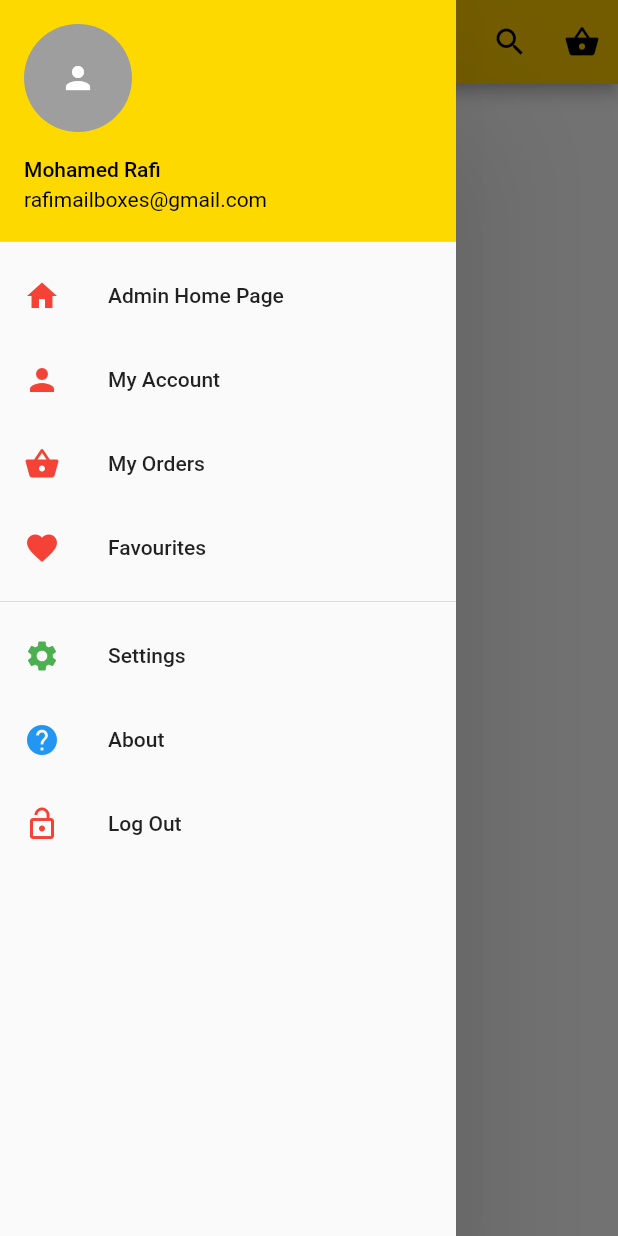
After one commit to Mdsalman/flutterShop01, a Flutter app: the AdminHomePage screen opened directly, with the side drawer open, on a phone screen of 412 x 824 dp. The commit adds this screen. Run offline on Flutter 3.47's test engine with Material 2 defaults, Android fonts, the phone set to English and light mode, and no system bars; our stand-ins replace cloud_firestore, firebase_auth; accounts and stored records are empty.

Commit message:
initial admin page for Role Admin

```diff
--- a/lib/authentication.dart
+++ b/lib/authentication.dart
@@ -27,7 +27,7 @@ class Auth implements BaseAuth {
   Future<String> currentUser () async
   {
     FirebaseUser user = await FirebaseAuth.instance.currentUser();
-    return user.uid;
+      return user.uid;
 
   }
 
--- /dev/null
+++ b/lib/pages/adminhome.dart
@@ -0,0 +1,305 @@
+import 'package:flutter/material.dart';
+//import 'package:layouts_flutter/chat_item_screen.dart';
+//import 'package:layouts_flutter/card_screen.dart';
+//import 'package:layouts_flutter/hotel_card_screen.dart';
+//import 'card_item.dart';
+import 'cart.dart';
+//import 'package:eShop/components/horizontal_listview.dart';
+import 'login_page.dart';
+import 'package:eShop/components/Item.dart';
+import 'package:eShop/service/firebase_firestore_service.dart';
+import 'package:cloud_firestore/cloud_firestore.dart';
+import 'dart:async';
+
+
+class AdminHomePage extends StatefulWidget {
+  @override
+  _AdminHomePageState createState() => _AdminHomePageState();
+}
+
+class _AdminHomePageState extends State<AdminHomePage> {
+
+  List<Item> items;
+  FirebaseFirestoreService db = new FirebaseFirestoreService();
+
+  StreamSubscription<QuerySnapshot> noteSub;
+
+  @override
+  void initState() {
+    super.initState();
+
+    items = new List();
+
+    noteSub?.cancel();
+    noteSub = db.getItemList().listen((QuerySnapshot snapshot) {
+      final List<Item> notes = snapshot.documents
+          .map((documentSnapshot) => Item.fromMap(documentSnapshot.data))
+          .toList();
+
+      setState(() {
+        this.items = notes;
+      });
+    });
+  }
+
+  @override
+  void dispose() {
+    noteSub?.cancel();
+    super.dispose();
+  }
+
+  @override
+  Widget build(BuildContext context) {
+    return new Scaffold(
+      appBar: new AppBar(
+        title: new Text(
+          "My Orders",
+          style: TextStyle(color: Colors.black, fontWeight: FontWeight.bold),
+        ),
+        backgroundColor: Color.fromARGB(255, 251, 200, 0),
+        iconTheme: IconThemeData(color: Colors.black),
+        actions: <Widget>[
+          new IconButton(
+            icon: Icon(Icons.search),
+            onPressed: () {},
+          ),
+          new IconButton(
+            icon: Icon(Icons.shopping_basket),
+            onPressed: () {
+              Navigator.push(context,
+                    MaterialPageRoute(builder: (context) => new Cart()));
+            },
+          ),
+        ],
+      ),
+      body: new ListView.builder(
+        itemCount: items.length,
+        padding: const EdgeInsets.all(15.0),
+        itemBuilder: (context, position){
+          return Column(children: <Widget>[
+             Divider(
+            height: 5,
+          ),
+          new ItemTile(
+            itemName: '${items[position].Name}',
+            imagePath: '${items[position].picture}',
+            itemDesc: '${items[position].Description}',
+            itemPrice: '${items[position].Price}',
+          ),
+          ],);
+        },
+      ),
+
+      drawer: Drawer(
+        elevation: 50,
+        child: ListView(
+          children: <Widget>[
+            //Header
+            new UserAccountsDrawerHeader(
+              accountName: Text('Mohamed Rafi', style: TextStyle(color: Colors.black, )),
+              accountEmail: Text('rafimailboxes@gmail.com', style: TextStyle(color: Colors.black, )),
+              currentAccountPicture: GestureDetector(
+                child: new CircleAvatar(
+
+                  backgroundColor: Colors.grey,
+                  child: Icon(
+                    Icons.person,
+                    color: Colors.white,
+                  ),
+                ),
+              ),
+              decoration: new BoxDecoration(color: Color.fromARGB(255, 254, 217, 0)),
+            ),
+            InkWell(
+              onTap: () {},
+              child: ListTile(
+                title: Text('Admin Home Page'),
+                leading: Icon(
+                  Icons.home,
+                  color: Colors.red,
+                ),
+              ),
+            ),
+
+            InkWell(
+              onTap: () {},
+              child: ListTile(
+                title: Text('My Account'),
+                leading: Icon(
+                  Icons.person,
+                  color: Colors.red,
+                ),
+              ),
+            ),
+
+            InkWell(
+              onTap: () {},
+              child: ListTile(
+                title: Text('My Orders'),
+                leading: Icon(
+                  Icons.shopping_basket,
+                  color: Colors.red,
+                ),
+              ),
+            ),
+
+            // InkWell(
+            //   onTap: () {
+            //     Navigator.push(context,
+            //         MaterialPageRoute(builder: (context) => new Cart()));
+            //   },
+            //   child: ListTile(
+            //     title: Text('Basket'),
+            //     leading: Icon(
+            //       Icons.shopping_cart,
+            //       color: Colors.red,
+            //     ),
+            //   ),
+            // ),
+
+            InkWell(
+              onTap: () {},
+              child: ListTile(
+                title: Text('Favourites'),
+                leading: Icon(
+                  Icons.favorite,
+                  color: Colors.red,
+                ),
+              ),
+            ),
+
+            Divider(),
+
+            InkWell(
+              onTap: () {},
+              child: ListTile(
+                title: Text('Settings'),
+                leading: Icon(
+                  Icons.settings,
+                  color: Colors.green,
+                ),
+              ),
+            ),
+
+            InkWell(
+              onTap: () {},
+              child: ListTile(
+                title: Text('About'),
+                leading: Icon(
+                  Icons.help,
+                  color: Colors.blue,
+                ),
+              ),
+            ),
+            InkWell(
+              onTap: () {
+                Navigator.of(context).push(new MaterialPageRoute(
+                    // here we are passsing the values of the product to the product details page.
+                    builder: (context) => new LoginPage()));
+              },
+              child: ListTile(
+                title: Text('Log Out'),
+                leading: Icon(
+                  Icons.lock_open,
+                  color: Colors.red,
+                ),
+              ),
+            ),
+          ],
+        ),
+      ),
+    );
+  }
+}
+
+class ItemTile extends StatelessWidget {
+  final String itemName;
+  final String itemDesc;
+  final String itemPrice;
+  final String imagePath;
+
+  ItemTile({this.itemName, this.imagePath, this.itemDesc, this.itemPrice});
+
+  //final String _itemName = "Albaik Broast";
+  //final String _imagePath = "Images/Food1.png";
+
+  @override
+  Widget build(BuildContext context) {
+    // TODO: implement build
+    return Stack(children: <Widget>[
+      new Card(
+        child: Container(
+          height: 50,
+          child: Row(
+            mainAxisAlignment: MainAxisAlignment.start,
+            children: <Widget>[
+              SizedBox(
+                width: (MediaQuery.of(context).size.width) * 0.10,
+                height: 50,
+                //child: Image.asset('$imagePath', fit: BoxFit.fitWidth),
+                child: Image.network('$imagePath')
+              ),
+              new Column(
+                crossAxisAlignment: CrossAxisAlignment.start,
+                mainAxisAlignment: MainAxisAlignment.spaceAround,
+                children: <Widget>[
+                  new Text(
+                    '$itemName',
+                    style: TextStyle(
+                        fontSize: 12.0,
+                        color: Colors.black,
+                        fontWeight: FontWeight.bold),
+                  ),
+                  // RichText(
+                  //   text: TextSpan(
+                  //     text: '',
+                  //     style: TextStyle(
+                  //         fontWeight: FontWeight.bold,
+                  //         fontStyle: FontStyle.italic,
+                  //         fontSize: 12.0,
+                  //         color: Colors.grey),
+                  //     children: <TextSpan>[
+                  //       TextSpan(text: '$itemDesc'),
+                  //     ],
+                  //   ),
+                  // ),
+                ],
+              )
+            ],
+          ),
+        ),
+        elevation: 2,
+        margin: EdgeInsets.only(right: 0.0),
+      ),
+      // Positioned(
+      //     right: 5,
+      //     top: 0,
+      //     width: 30,
+      //     child: new RawMaterialButton(
+      //       fillColor: Colors.orange[700],
+      //       shape: new CircleBorder(),
+      //       elevation: 8.0,
+      //       child: new Icon(
+      //         Icons.add,
+      //         color: Colors.black,
+      //       ),
+      //       onPressed: () {},
+      //     )),
+      // Positioned(
+      //     right: 5,
+      //     top: 55,
+      //     width: 30,
+      //     child: new RawMaterialButton(
+      //       materialTapTargetSize: MaterialTapTargetSize.shrinkWrap,
+      //       fillColor: Colors.orange[700],
+      //       shape: new CircleBorder(),
+      //       elevation: 8.0,
+      //       child: new Icon(
+      //         Icons.remove,
+      //         color: Colors.black,
+      //       ),
+      //       onPressed: () {},
+      //     )),
+    ]);
+  }
+}
--- a/lib/pages/root_page.dart
+++ b/lib/pages/root_page.dart
@@ -2,6 +2,7 @@ import 'package:flutter/material.dart';
 import 'package:eShop/pages/login_page.dart';
 import 'package:eShop/authentication.dart';
 import 'home.dart';
+import 'adminhome.dart';
 import 'package:eShop/main.dart';
 
 
@@ -15,8 +16,11 @@ class RootPage extends StatefulWidget {
 
 enum AuthStatus { notSignedIn, signedIn }
 
+enum Role { admin, nonAdmin }
+
 class _RootPageState extends State<RootPage> {
   AuthStatus authStatus = AuthStatus.notSignedIn;
+  Role  role = Role.admin; //TODO from Waris: Incorporate claims for role
 
   @override
   void initState() {
@@ -36,7 +40,15 @@ class _RootPageState extends State<RootPage> {
       case AuthStatus.notSignedIn:
         return new LoginPage(auth: widget.auth);
       case AuthStatus.signedIn:
-        return new HomePage();
+        switch (role) {
+          case Role.nonAdmin:
+              return new HomePage();
+          case Role.admin:
+              return new AdminHomePage();
+          default:
+              return new HomePage();
+        }
+
     }
   }
 }
```
